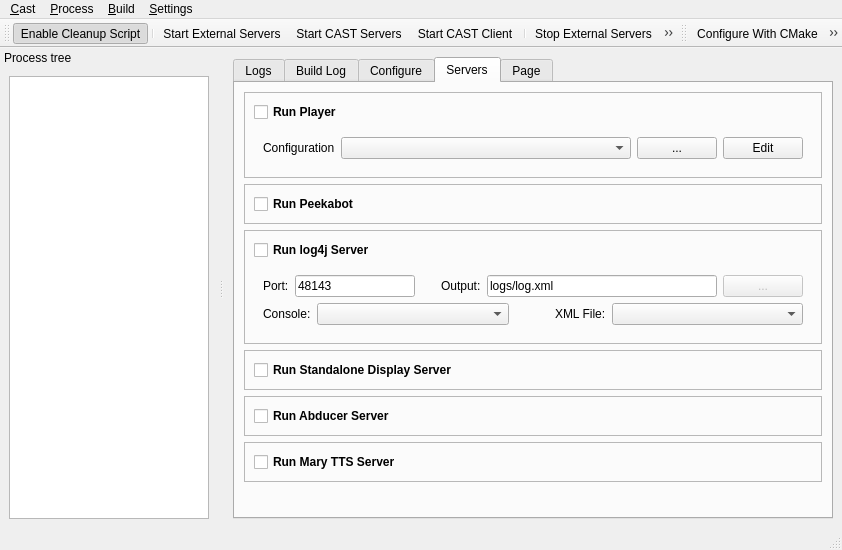
Above: tools/castctrl/trunk/qtui/mainwindow.ui from marc-hanheide/cogx before the change. Below: the same form after it.
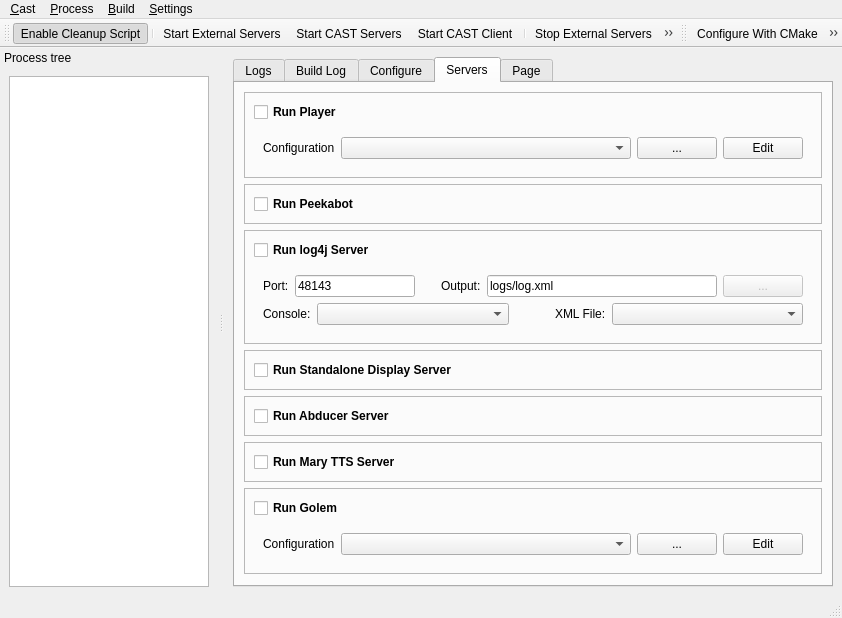
That is the form after the change. The open tabs and pages were chosen to show the change. Icons and pictures are not drawn.

Commit message: castctrl: manipulation branch (golem) merged into trunk

```diff
--- a/tools/castctrl/trunk/qtui/mainwindow.ui
+++ b/tools/castctrl/trunk/qtui/mainwindow.ui
@@ -1000,6 +1000,129 @@
              </layout>
             </widget>
            </item>
+
+           <item>
+            <widget class="QFrame" name="frame_golem">
+             <property name="frameShape">
+              <enum>QFrame::StyledPanel</enum>
+             </property>
+             <property name="frameShadow">
+              <enum>QFrame::Raised</enum>
+             </property>
+             <layout class="QVBoxLayout" name="verticalLayout_golem">
+              <item>
+               <widget class="QWidget" name="widget_golem" native="true">
+                <layout class="QHBoxLayout" name="horizontalLayout_golem">
+                 <property name="leftMargin">
+                  <number>0</number>
+                 </property>
+                 <property name="topMargin">
+                  <number>0</number>
+                 </property>
+                 <property name="bottomMargin">
+                  <number>0</number>
+                 </property>
+                 <item>
+                  <widget class="QCheckBox" name="ckRunGolem">
+                   <property name="font">
+                    <font>
+                     <weight>75</weight>
+                     <bold>true</bold>
+                    </font>
+                   </property>
+                   <property name="toolTip">
+                    <string>Run Golem with External Servers</string>
+                   </property>
+                   <property name="text">
+                    <string>Run Golem</string>
+                   </property>
+                   <property name="checked">
+                    <bool>false</bool>
+                   </property>
+                  </widget>
+                 </item>
+                 <item>
+                  <spacer name="horizontalSpacer_golem">
+                   <property name="orientation">
+                    <enum>Qt::Horizontal</enum>
+                   </property>
+                   <property name="sizeHint" stdset="0">
+                    <size>
+                     <width>473</width>
+                     <height>20</height>
+                    </size>
+                   </property>
+                  </spacer>
+                 </item>
+                </layout>
+               </widget>
+              </item>
+              <item>
+               <widget class="QWidget" name="golemConfigPanel" native="true">
+                <property name="minimumSize">
+                 <size>
+                  <width>0</width>
+                  <height>0</height>
+                 </size>
+                </property>
+                <layout class="QVBoxLayout" name="verticalLayout_golem">
+                 <item>
+                  <layout class="QHBoxLayout" name="horizontalLayout_golem">
+                   <item>
+                    <widget class="QLabel" name="label_golem">
+                     <property name="text">
+                      <string>Configuration</string>
+                     </property>
+                    </widget>
+                   </item>
+                   <item>
+                    <widget class="QComboBox" name="golemConfigCmbx">
+                     <property name="sizePolicy">
+                      <sizepolicy hsizetype="Expanding" vsizetype="Fixed">
+                       <horstretch>4</horstretch>
+                       <verstretch>0</verstretch>
+                      </sizepolicy>
+                     </property>
+                     <property name="minimumSize">
+                      <size>
+                       <width>200</width>
+                       <height>0</height>
+                      </size>
+                     </property>
+                     <property name="statusTip">
+                      <string>Golem configuration file</string>
+                     </property>
+                    </widget>
+                   </item>
+                   <item>
+                    <widget class="QPushButton" name="btBrowseGolemFile">
+                     <property name="text">
+                      <string>...</string>
+                     </property>
+                    </widget>
+                   </item>
+                   <item>
+                    <widget class="QPushButton" name="btEditGolemConfig">
+                     <property name="text">
+                      <string>Edit</string>
+                     </property>
+                    </widget>
+                   </item>
+                  </layout>
+                 </item>
+                </layout>
+               </widget>
+              </item>
+             </layout>
+            </widget>
+           </item>
+
+
+
+
+
+
+
            <item>
             <spacer name="verticalSpacer_5">
              <property name="orientation">
```
Left out of the diff: 21 changed lines with no effect on the pictures. The commit also changes 7 other files.
